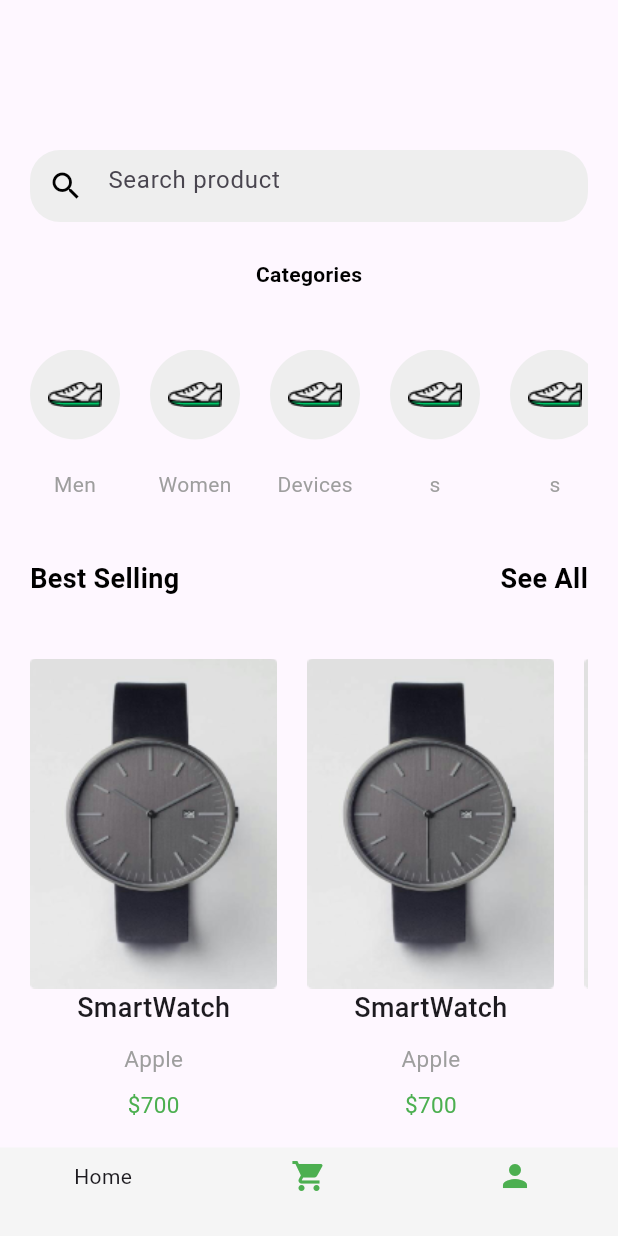
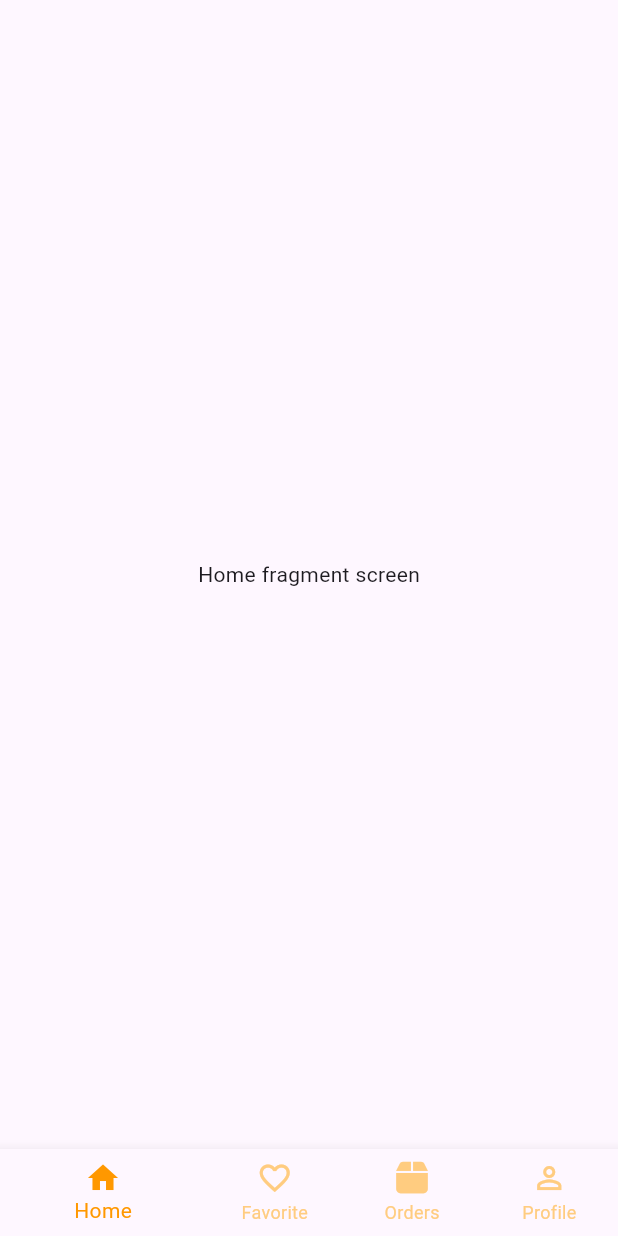
Before and after one commit to achrafmerniz/Online_shop, a Flutter app: the screen it shows after launch, after a tap on "Login", on a phone screen of 412 x 824 dp. Run offline on Flutter 3.47's test engine with Material 3 defaults, Android fonts, the phone set to English and light mode, and no system bars; our stand-ins replace animated_splash_screen, fluttertoast, font_awesome_flutter, get, lottie.

Commit message:
First upload

```diff
--- a/lib/home_view.dart
+++ /dev/null
@@ -1,173 +0,0 @@
-import 'package:clothes_app/home_view_model.dart';
-import 'package:flutter/material.dart';
-import 'package:get/get.dart';
-
-class HomePage extends StatelessWidget {
-  HomePage({super.key});
-  final List<String> names = <String>['Men', 'Women', 'Devices', 's', 's'];
-
-  @override
-  Widget build(BuildContext context) {
-    return Scaffold(
-      bottomNavigationBar: bottomNavigationBar(),
-      body: SingleChildScrollView( // Wrap the body in a SingleChildScrollView
-        child: Container(
-          padding: EdgeInsets.only(top: 100, left: 20, right: 20),
-          child: Column(
-            children: [
-              _searchTextFormField(),
-              SizedBox(height: 25),
-              Text(
-                'Categories',
-                style: TextStyle(color: Colors.black, fontWeight: FontWeight.bold),
-              ),
-              SizedBox(height: 40),
-              _listViewCategory(),
-              SizedBox(height: 40),
-              Row(
-                mainAxisAlignment: MainAxisAlignment.spaceBetween,
-                children: [
-                  Text(
-                    'Best Selling',
-                    style: TextStyle(color: Colors.black, fontSize: 18, fontWeight: FontWeight.bold),
-                  ),
-                  Text(
-                    'See All',
-                    style: TextStyle(color: Colors.black, fontSize: 18, fontWeight: FontWeight.bold),
-                  ),
-                ],
-              ),
-              SizedBox(height: 40),
-              _listViewProduct(),
-            ],
-          ),
-        ),
-      ),
-    );
-  }
-
-  Widget _searchTextFormField() {
-    return Container(
-      decoration: BoxDecoration(
-        borderRadius: BorderRadius.circular(20),
-        color: Colors.grey.shade200,
-      ),
-      child: TextFormField(
-        decoration: InputDecoration(
-          hintText: 'Search product',
-          border: InputBorder.none,
-          prefixIcon: Icon(Icons.search, color: Colors.black),
-        ),
-      ),
-    );
-  }
-
-  Widget _listViewCategory() {
-    return Container(
-      height: 100,
-      child: ListView.separated(
-        itemCount: names.length,
-        scrollDirection: Axis.horizontal,
-        itemBuilder: (context, index) {
-          return Column(
-            children: [
-              Container(
-                decoration: BoxDecoration(
-                  borderRadius: BorderRadius.circular(50),
-                  color: Colors.grey.shade200,
-                ),
-                height: 60,
-                width: 60,
-                child: Padding(
-                  padding: const EdgeInsets.all(8.0),
-                  child: Image.asset('images/Icon_Mens Shoe.png'),
-                ),
-              ),
-              SizedBox(height: 20),
-              Text(names[index], style: TextStyle(color: Colors.grey)),
-            ],
-          );
-        },
-        separatorBuilder: (context, index) => SizedBox(
-          width: 20,
-        ),
-      ),
-    );
-  }
-
-  Widget _listViewProduct() {
-    return Container(
-      height: 350,
-      child: ListView.separated(
-        itemCount: names.length,
-        scrollDirection: Axis.horizontal,
-        itemBuilder: (context, index) {
-          return Container(
-            width: MediaQuery.of(context).size.width * .4,
-            child: Column(
-              children: [
-                Container(
-                  decoration: BoxDecoration(
-                    borderRadius: BorderRadius.circular(50),
-                    color: Colors.transparent,
-                  ),
-                  child: Container(
-                    width: MediaQuery.of(context).size.width * .4,
-                    height: 220,
-                    child: Image.asset(
-                      'images/Image.png',
-                      fit: BoxFit.fill,
-                    ),
-                  ),
-                ),
-                Text(
-                  'SmartWatch',
-                  style: TextStyle(fontSize: 18, fontWeight: FontWeight.w500),
-                ),
-                SizedBox(height: 10),
-                Text(
-                  'Apple',
-                  style: TextStyle(color: Colors.grey, fontSize: 15, fontWeight: FontWeight.w400),
-                ),
-                SizedBox(height: 10),
-                Text(
-                  '\$700',
-                  style: TextStyle(color: Colors.green, fontSize: 15, fontWeight: FontWeight.w400),
-                ),
-              ],
-            ),
-          );
-        },
-        separatorBuilder: (context, index) => SizedBox(
-          width: 20,
-        ),
-      ),
-    );
-  }
-  bottomNavigationBar(){
-    return GetBuilder<HomeViewModel>(
-      init: HomeViewModel(),
-      builder: (controller)=> BottomNavigationBar(
-      items: [
-        BottomNavigationBarItem(
-          activeIcon: Text('Home'),
-          label: '',
-          icon: Icon(Icons.home,color: Colors.green)),
-        BottomNavigationBarItem(
-          activeIcon:Text('Cart') ,
-          label: '',
-          icon: Icon(Icons.shopping_cart,color: Colors.green)),
-        BottomNavigationBarItem(
-          activeIcon: Text('Account'),
-          label: '',
-          icon: Icon(Icons.person,color: Colors.green,))
-      ],
-      currentIndex: controller.navigatorValue,
-      onTap: (index)=> controller.changeSelectedValue(index),
-      elevation: 0,
-      selectedItemColor: Colors.black,
-      backgroundColor: Colors.grey.shade100,
-      ),
-    );
-  }
-}
--- a/lib/main.dart
+++ b/lib/main.dart
@@ -1,5 +1,6 @@
 import 'package:clothes_app/Splash_screen.dart';
 import 'package:flutter/material.dart';
+import 'package:get/get.dart';
 
 void main() {
   WidgetsFlutterBinding.ensureInitialized();
@@ -12,12 +13,13 @@ class MyApp extends StatelessWidget {
   // This widget is the root of your application.
   @override
   Widget build(BuildContext context) {
-    return MaterialApp(
+    return GetMaterialApp(
       title: 'Online shop app',
       debugShowCheckedModeBanner: false,
       theme: ThemeData(
       primarySwatch: Colors.blue,
       ),
+
       home:FutureBuilder(future: null, builder: (context,dataSnapShot){
         return SplashScreen();
       })
--- a/lib/users/authentification/SignUp_screen.dart
+++ b/lib/users/authentification/SignUp_screen.dart
@@ -82,8 +82,6 @@ class _SignUpScreenState extends State<SignUpScreen> {
       body: Stack(
         fit: StackFit.expand,
         children: [
-
-
           Container(
             color: Colors.orange.shade800,
           ),
--- a/lib/users/authentification/login_screen.dart
+++ b/lib/users/authentification/login_screen.dart
@@ -1,5 +1,6 @@
-import 'package:clothes_app/home_view.dart';
+
 import 'package:clothes_app/users/authentification/SignUp_screen.dart';
+import 'package:clothes_app/users/fragments/dashboard_of_fragments.dart';
 import 'package:flutter/material.dart';
 import 'package:get/get.dart';
 
@@ -165,9 +166,7 @@ class _LoginScreenState extends State<LoginScreen> {
                                         borderRadius: BorderRadius.circular(30),
                                         child: InkWell(
                                           onTap: () {
-                                            Navigator.of(context).push(
-                                          MaterialPageRoute(builder: (context) => HomePage()),
-                                        );
+                                             Get.to(DashboardOfFragments());
                                           },
                                           borderRadius: BorderRadius.circular(30),
                                           child: Padding(
@@ -198,9 +197,10 @@ class _LoginScreenState extends State<LoginScreen> {
                                     ),
                                     TextButton(
                                       onPressed: () {
-                                        Navigator.of(context).push(
-                                          MaterialPageRoute(builder: (context) => SignUpScreen()),
-                                        );
+                                        // Navigator.of(context).push(
+                                        //   MaterialPageRoute(builder: (context) => SignUpScreen()),
+                                        Get.to(SignUpScreen());
+                                        // );
                                       },
                                       child: Text(
                                         "Register Here",
--- /dev/null
+++ b/lib/users/fragments/dashboard_of_fragments.dart
@@ -0,0 +1,77 @@
+// import 'package:clothes_app/users/userPreferences/current_user.dart';
+import 'package:clothes_app/users/fragments/favorite_fragment_screen.dart';
+import 'package:clothes_app/users/fragments/home_fragment_screen.dart';
+import 'package:clothes_app/users/fragments/order_fragment_screen.dart';
+import 'package:clothes_app/users/fragments/profile_fragment_screen.dart';
+import 'package:flutter/material.dart';
+import 'package:font_awesome_flutter/font_awesome_flutter.dart';
+import 'package:get/get.dart';
+// import 'package:get/get.dart';
+
+class DashboardOfFragments extends StatelessWidget {
+  List<Widget> _fragmentsScreens = [
+    HomeFragmentScreen(),
+    OrderFragmentScreen(),
+    ProfileFragmentScreen(),
+    FavoriteFragmentScreen(),
+  ];
+
+  List<Map<String, dynamic>> _navigationButtonPropreties = [
+    {
+      'active_icon': Icons.home,
+      'non_active_icon': Icons.home_outlined,
+      'label': "Home",
+    },
+    {
+      'active_icon': Icons.favorite,
+      'non_active_icon': Icons.favorite_border,
+      'label': "Favorite",
+    },
+    {
+      'active_icon': FontAwesomeIcons.boxOpen,
+      'non_active_icon': FontAwesomeIcons.box,
+      'label': "Orders",
+    },
+    {
+      'active_icon': Icons.person,
+      'non_active_icon': Icons.person_outline,
+      'label': "Profile",
+    }
+  ];
+  RxInt _indexNumber = 0.obs;
+
+  @override
+  Widget build(BuildContext context) {
+    return Scaffold(
+      body: SafeArea(
+        child: Obx(
+          ()=> _fragmentsScreens[_indexNumber.value],
+        ),
+      ),
+      bottomNavigationBar: Obx(
+        () => BottomNavigationBar(
+          backgroundColor: Colors.grey.shade500,
+          currentIndex: _indexNumber.value,
+          onTap: (value) {
+            _indexNumber.value = value;
+          },
+          showSelectedLabels: true,
+          showUnselectedLabels: true,
+          selectedItemColor: Colors.orange,
+          unselectedItemColor: Colors.orange.shade200,
+          items: List.generate(
+            _navigationButtonPropreties.length,
+            (index) {
+              var navBtnProprety = _navigationButtonPropreties[index];
+              return BottomNavigationBarItem(
+                icon: Icon(navBtnProprety["non_active_icon"]),
+                activeIcon: Icon(navBtnProprety["active_icon"]),
+                label: navBtnProprety["label"],
+              );
+            },
+          ),
+        ),
+      ),
+    );
+  }
+}
--- /dev/null
+++ b/lib/users/fragments/favorite_fragment_screen.dart
@@ -0,0 +1,12 @@
+import 'package:flutter/material.dart';
+
+class FavoriteFragmentScreen extends StatelessWidget {
+  const FavoriteFragmentScreen({super.key});
+
+  @override
+  Widget build(BuildContext context) {
+    return  Scaffold(
+      body: Center(child: Text("Favorite fragment screen"),),
+    );
+  }
+}
--- /dev/null
+++ b/lib/users/fragments/home_fragment_screen.dart
@@ -0,0 +1,12 @@
+import 'package:flutter/material.dart';
+
+class HomeFragmentScreen extends StatelessWidget {
+  const HomeFragmentScreen({super.key});
+
+  @override
+  Widget build(BuildContext context) {
+    return  Scaffold(
+      body: Center(child: Text("Home fragment screen"),),
+    );
+  }
+}
--- /dev/null
+++ b/lib/users/fragments/order_fragment_screen.dart
@@ -0,0 +1,12 @@
+import 'package:flutter/material.dart';
+
+class OrderFragmentScreen extends StatelessWidget {
+  const OrderFragmentScreen({super.key});
+
+  @override
+  Widget build(BuildContext context) {
+    return  Scaffold(
+      body: Center(child: Text("Order fragment screen"),),
+    );
+  }
+}
--- /dev/null
+++ b/lib/users/fragments/profile_fragment_screen.dart
@@ -0,0 +1,12 @@
+import 'package:flutter/material.dart';
+
+class ProfileFragmentScreen extends StatelessWidget {
+  const ProfileFragmentScreen({super.key});
+
+  @override
+  Widget build(BuildContext context) {
+    return  Scaffold(
+      body: Center(child: Text("Profile fragment screen"),),
+    );
+  }
+}
--- /dev/null
+++ b/lib/users/userPreferences/current_user.dart
@@ -0,0 +1,13 @@
+// import 'package:clothes_app/users/model/user.dart';
+// import 'package:clothes_app/users/userPreferences/user_preferences.dart';
+import 'package:get/get.dart';
+
+class CurrentUser extends GetxController
+{
+  // Rx<User> _currentUser=User(0,'','', '').obs;
+  // User get user => _currentUser.value;
+  // getUserInfo() async {
+  //   User? getUserInfoFromLocalStorage=await RememberUserPrefs.readUserInfo();
+  //   _currentUser.value = getUserInfoFromLocalStorage!;
+  // }
+}
--- /dev/null
+++ b/lib/users/userPreferences/user_preferences.dart
@@ -0,0 +1,25 @@
+// import 'dart:convert';
+// import 'package:clothes_app/users/model/user.dart';
+// import 'package:shared_preferences/shared_preferences.dart';
+
+class RememberUserPrefs{
+// //save-remember user-infos
+// static Future<void> storeUserInfo(User userInfo)async{
+
+//   SharedPreferences preferences =await SharedPreferences.getInstance();
+//   String userJsonData = jsonEncode(userInfo.toJson());
+//   await preferences.setString("currentUser", userJsonData);
+// }
+// static Future<User?> readUserInfo() async{
+
+//   User? currentUserInfo;
+//   SharedPreferences preferences =await SharedPreferences.getInstance();
+//   String? userInfo=preferences.getString("currentUser");
+//   if(userInfo != null){
+//     Map<String,dynamic> userDataMap = jsonDecode(userInfo);
+//     // currentUserInfo = User.fromJson(userDataMap);
+//   }
+//   return currentUserInfo;
+
+// }
+}
--- a/pubspec.yaml
+++ b/pubspec.yaml
@@ -36,6 +36,8 @@ dependencies:
   lottie: ^3.1.0
   http: ^1.2.1
   fluttertoast: ^8.2.5
+  shared_preferences: ^2.2.3
+  font_awesome_flutter: ^10.7.0
 
 
 
```
Also changed, not shown: pubspec.lock, 1 other file.
